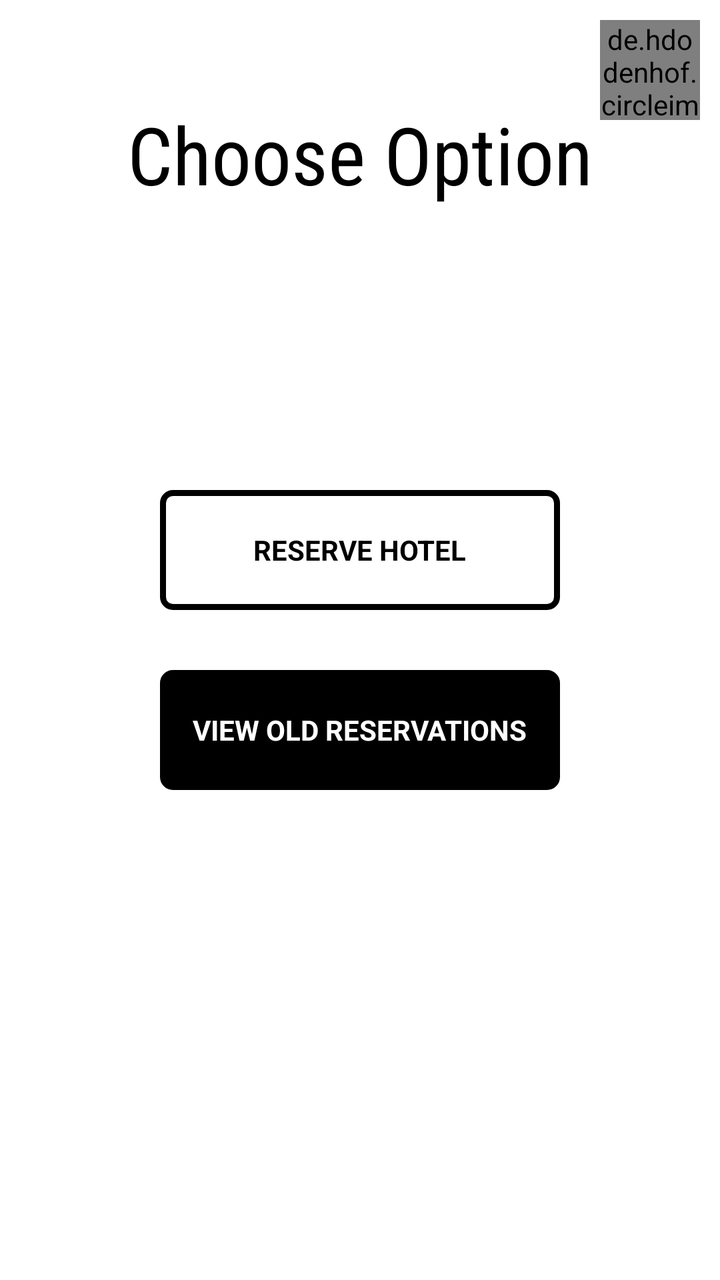
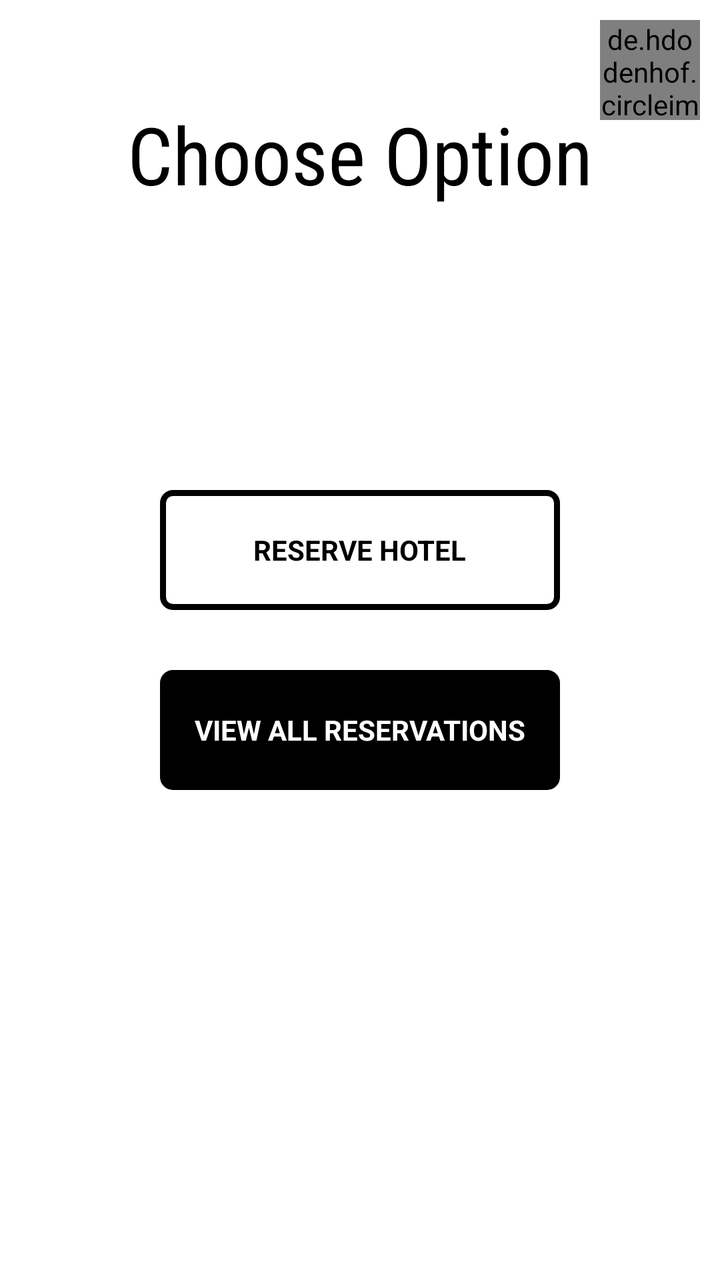

Two renders of the same Android screen: before a commit and after it. Below are the layout's source before the change and the commit's diff.
<!-- AndroidManifest.xml: application theme Theme.Project_Code -->
<!-- res/layout/activity_customer_choose_option_screen.xml -->
<?xml version="1.0" encoding="utf-8"?>
<RelativeLayout
    xmlns:android="http://schemas.android.com/apk/res/android"
    xmlns:app="http://schemas.android.com/apk/res-auto"
    xmlns:tools="http://schemas.android.com/tools"
    android:layout_width="match_parent"
    android:layout_height="match_parent"
    tools:context=".presentationLayer.Customer_Choose_Option_Screen">

    <de.hdodenhof.circleimageview.CircleImageView
        android:id="@+id/display_pic"
        android:layout_width="50dp"
        android:layout_height="50dp"
        android:src="#000000"
        android:layout_marginTop="10dp"
        android:layout_alignParentEnd="true"
        android:layout_marginEnd="10dp"/>

    <TextView
        android:layout_width="wrap_content"
        android:layout_height="wrap_content"
        android:layout_centerHorizontal="true"
        android:fontFamily="sans-serif-condensed"
        android:text="Choose Option"
        android:textColor="#000000"
        android:textSize="40sp"
        android:layout_below="@+id/display_pic"
        android:layout_marginTop="-10dp"/>

    <RelativeLayout
        android:layout_width="wrap_content"
        android:layout_height="wrap_content"
        android:layout_centerInParent="true">

        <RelativeLayout
            android:layout_width="200dp"
            android:layout_height="60dp"
            android:id="@+id/rl_reserve_hotel_button">

            <ImageView
                android:layout_width="match_parent"
                android:layout_height="match_parent"
                android:background="@drawable/main_screen_button_bg"/>

            <TextView
                android:layout_width="wrap_content"
                android:layout_height="wrap_content"
                android:layout_centerInParent="true"
                android:text="RESERVE HOTEL"
                android:textColor="#000000"
                android:textStyle="bold"/>
        </RelativeLayout>

        <RelativeLayout
            android:layout_width="200dp"
            android:layout_height="60dp"
            android:layout_below="@+id/rl_reserve_hotel_button"
            android:layout_marginTop="30dp"
            android:id="@+id/rl_view_old_reservations">

            <ImageView
                android:layout_width="match_parent"
                android:layout_height="match_parent"
                android:background="@drawable/main_screen_button_bg"
                android:backgroundTint="#000000"/>

            <TextView
                android:layout_width="wrap_content"
                android:layout_height="wrap_content"
                android:layout_centerInParent="true"
                android:text="VIEW OLD RESERVATIONS"
                android:textColor="#FFFFFF"
                android:textStyle="bold"/>
        </RelativeLayout>
    </RelativeLayout>
</RelativeLayout>
<!-- resources referenced by this layout -->
<resources>
  <!-- drawable main_screen_button_bg (drawable) -->
  <?xml version="1.0" encoding="utf-8"?>
  <shape xmlns:android="http://schemas.android.com/apk/res/android"
      android:shape="rectangle">
      <solid
          android:color="#FFFFFF"/>
      <corners
          android:radius="5dp" />
      <stroke
          android:width="3dp"
          android:color="#000000"/>
  </shape>
  <style name="Theme.Project_Code" parent="Theme.MaterialComponents.DayNight.NoActionBar">
          
          <item name="colorPrimary">@color/purple_500</item>
          <item name="colorPrimaryVariant">@color/purple_700</item>
          <item name="colorOnPrimary">@color/white</item>
          
          <item name="colorSecondary">@color/teal_200</item>
          <item name="colorSecondaryVariant">@color/teal_700</item>
          <item name="colorOnSecondary">@color/black</item>
          
          <item name="android:statusBarColor" tools:targetApi="l">?attr/colorPrimaryVariant</item>
          
      </style>
  <color name="purple_500">#FF6200EE</color>
  <color name="purple_700">#FF3700B3</color>
  <color name="white">#FFFFFFFF</color>
  <color name="teal_200">#FF03DAC5</color>
  <color name="teal_700">#FF018786</color>
  <color name="black">#FF000000</color>
</resources>

<!-- the commit's change to res/layout/activity_customer_choose_option_screen.xml (unified diff, before → after) -->
@@ -68,9 +68,9 @@
                 android:layout_width="wrap_content"
                 android:layout_height="wrap_content"
                 android:layout_centerInParent="true"
-                android:text="VIEW OLD RESERVATIONS"
+                android:text="VIEW ALL RESERVATIONS"
                 android:textColor="#FFFFFF"
-                android:textStyle="bold"/>
+                android:textStyle="bold" />
         </RelativeLayout>
     </RelativeLayout>
 </RelativeLayout>
